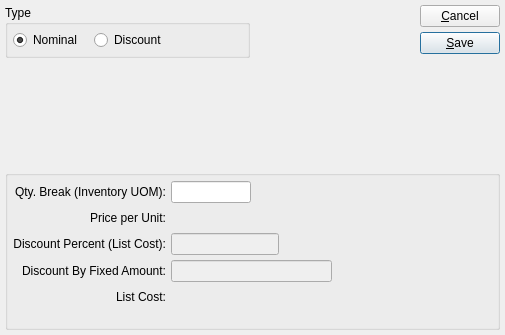
The window that xtuple/trunk/guiclient/itemSourcePrice.ui (WooodHead/xtuple) describes before a commit, drawn with Qt 5.
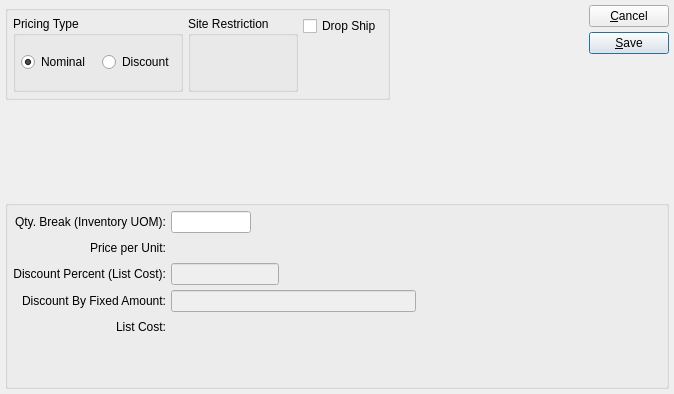
The same window after the commit. Custom widgets are drawn as their Qt base class.

Commit message: Issue #18387:item source enhancements

```diff
--- a/xtuple/trunk/guiclient/itemSourcePrice.ui
+++ b/xtuple/trunk/guiclient/itemSourcePrice.ui
@@ -13,22 +13,28 @@
    <rect>
     <x>0</x>
     <y>0</y>
-    <width>505</width>
-    <height>335</height>
+    <width>674</width>
+    <height>394</height>
    </rect>
   </property>
   <property name="windowTitle">
    <string>Item Source Price</string>
   </property>
-  <layout class="QVBoxLayout" name="verticalLayout_2">
+  <layout class="QVBoxLayout" name="verticalLayout_3">
    <item>
     <layout class="QHBoxLayout" name="horizontalLayout">
      <item>
       <layout class="QVBoxLayout" name="verticalLayout">
        <item>
+        <widget class="QGroupBox" name="_selectGroup">
+         <property name="title">
+          <string/>
+         </property>
+         <layout class="QHBoxLayout" name="horizontalLayout_4">
+          <item>
         <widget class="QGroupBox" name="_typeGroup">
          <property name="title">
-          <string>Type</string>
+             <string>Pricing Type</string>
          </property>
          <layout class="QHBoxLayout" name="_2">
           <property name="spacing">
@@ -68,6 +74,43 @@
         </widget>
        </item>
        <item>
+           <widget class="WarehouseGroup" name="_site">
+            <property name="title">
+             <string>Site Restriction</string>
+            </property>
+           </widget>
+          </item>
+          <item>
+           <layout class="QVBoxLayout" name="verticalLayout_2">
+            <item>
+             <widget class="XCheckBox" name="_dropship">
+              <property name="text">
+               <string>Drop Ship</string>
+              </property>
+              <property name="forgetful">
+               <bool>true</bool>
+              </property>
+             </widget>
+            </item>
+            <item>
+             <spacer name="verticalSpacer_2">
+              <property name="orientation">
+               <enum>Qt::Vertical</enum>
+              </property>
+              <property name="sizeHint" stdset="0">
+               <size>
+                <width>20</width>
+                <height>40</height>
+               </size>
+              </property>
+             </spacer>
+            </item>
+           </layout>
+          </item>
+         </layout>
+        </widget>
+       </item>
+       <item>
         <spacer name="verticalSpacer">
          <property name="orientation">
           <enum>Qt::Vertical</enum>
@@ -160,7 +203,7 @@
       <string/>
      </property>
      <layout class="QGridLayout" name="_3">
-      <item row="0" column="1">
+      <item row="1" column="1">
        <layout class="QHBoxLayout" name="_4">
         <item>
          <widget class="XLineEdit" name="_qtyBreak">
@@ -199,7 +242,7 @@
         </item>
        </layout>
       </item>
-      <item row="2" column="0">
+      <item row="3" column="0">
        <widget class="XLabel" name="_discountLit">
         <property name="text">
          <string>Discount Percent (List Cost):</string>
@@ -212,7 +255,7 @@
         </property>
        </widget>
       </item>
-      <item row="2" column="1">
+      <item row="3" column="1">
        <layout class="QHBoxLayout" name="_6">
         <item>
          <widget class="XLineEdit" name="_discount">
@@ -245,7 +288,7 @@
         </item>
        </layout>
       </item>
-      <item row="3" column="0">
+      <item row="4" column="0">
        <widget class="QLabel" name="_fixedAmtDiscountLit">
         <property name="text">
          <string>Discount By Fixed Amount:</string>
@@ -255,7 +298,7 @@
         </property>
        </widget>
       </item>
-      <item row="3" column="1">
+      <item row="4" column="1">
        <layout class="QHBoxLayout" name="horizontalLayout_2">
         <item>
          <widget class="XLineEdit" name="_fixedAmtDiscount">
@@ -282,7 +325,7 @@
         </item>
        </layout>
       </item>
-      <item row="5" column="1">
+      <item row="6" column="1">
        <spacer>
         <property name="orientation">
          <enum>Qt::Vertical</enum>
@@ -298,7 +341,7 @@
         </property>
        </spacer>
       </item>
-      <item row="1" column="1">
+      <item row="2" column="1">
        <layout class="QHBoxLayout" name="horizontalLayout_3">
         <item>
          <widget class="CurrCluster" name="_price">
@@ -322,7 +365,7 @@
         </item>
        </layout>
       </item>
-      <item row="1" column="0">
+      <item row="2" column="0">
        <widget class="QLabel" name="_priceLit">
         <property name="text">
          <string>Price per Unit:</string>
@@ -332,7 +375,7 @@
         </property>
        </widget>
       </item>
-      <item row="0" column="0">
+      <item row="1" column="0">
        <widget class="XLabel" name="_qtyBreakLit">
         <property name="text">
          <string>Qty. Break (Inventory UOM):</string>
@@ -342,7 +385,7 @@
         </property>
        </widget>
       </item>
-      <item row="4" column="1">
+      <item row="5" column="1">
        <layout class="QHBoxLayout" name="_5">
         <item>
          <widget class="CurrDisplay" name="_listCost">
@@ -372,7 +415,7 @@
         </item>
        </layout>
       </item>
-      <item row="4" column="0">
+      <item row="5" column="0">
        <widget class="XLabel" name="_listCostLit">
         <property name="text">
          <string>List Cost:</string>
@@ -399,6 +442,16 @@
    <extends>QWidget</extends>
    <header>currcluster.h</header>
   </customwidget>
+  <customwidget>
+   <class>WarehouseGroup</class>
+   <extends>QGroupBox</extends>
+   <header>warehousegroup.h</header>
+  </customwidget>
+  <customwidget>
+   <class>XCheckBox</class>
+   <extends>QCheckBox</extends>
+   <header>xcheckbox.h</header>
+  </customwidget>
   <customwidget>
    <class>XLabel</class>
    <extends>QLabel</extends>
```
Lines whose indentation alone changed are shown as unchanged. The commit also changes 20 other files.
